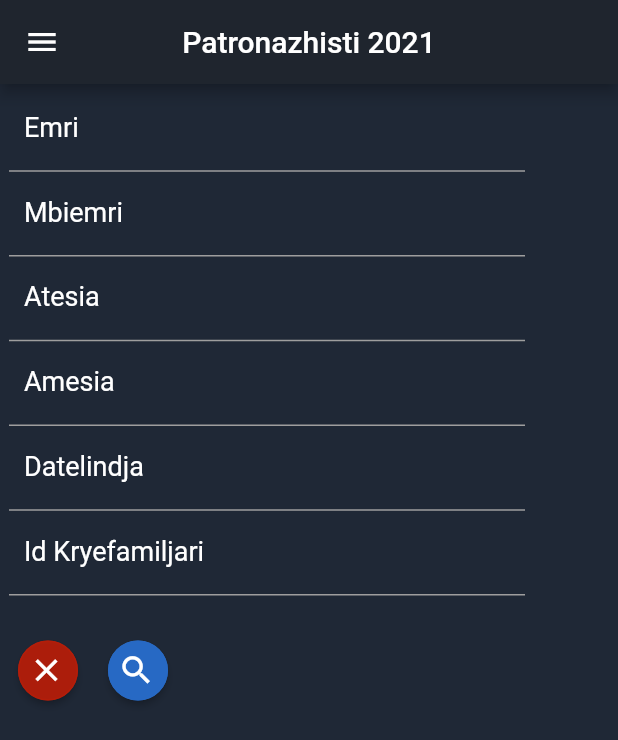
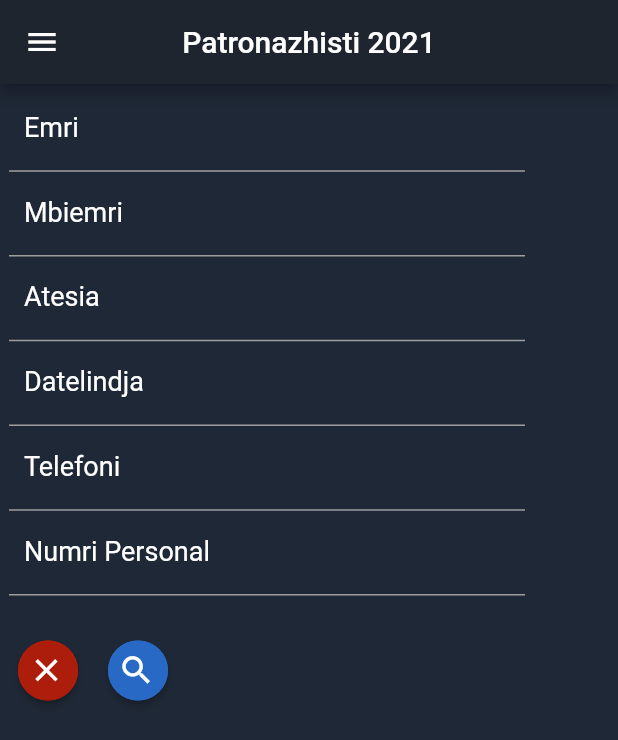
Before and after one commit to he1r/blade.ninja, a Flutter app: the CustomDrawer widget shown alone on an empty page, opened directly, after a tap on "Patronazhisti 2021", on a phone screen of 412 x 824 dp. Shown: the top 740 px of the screen. Run offline on Flutter 3.47's test engine with Material 2 defaults, Android fonts, the phone set to English and light mode, and no system bars.

Commit message:
Fixed navigation

```diff
--- a/lib/CustomDrawer.dart
+++ b/lib/CustomDrawer.dart
@@ -1,5 +1,7 @@
 import 'package:flutter/cupertino.dart';
 import 'package:flutter/material.dart';
+
+import 'UIMain.dart';
 
 class CustomDrawer extends StatelessWidget {
   @override
@@ -17,27 +19,46 @@ class CustomDrawer extends StatelessWidget {
             leading: const Icon(Icons.person),
             title: const Text("Gjendja Civile 2008"),
             onTap: () {
-              Navigator.pushNamed(context, '/0');
+              Navigator.push(context, MaterialPageRoute(
+                builder: (context) => UIMain(0),),
+              );
             },
           ),
           ListTile(
             leading: const Icon(Icons.person_add_alt),
             title: const Text("Patronazhisti 2021"),
             onTap: () {
-              Navigator.pushNamed(context, '/1');
+              Navigator.push(context, MaterialPageRoute(
+                builder: (context) => UIMain(1),),
+              );
             },
           ),
-          const ListTile(
-            leading: Icon(Icons.car_repair_rounded),
-            title: Text("Targat 2021"),
+          ListTile(
+            leading: const Icon(Icons.car_repair_rounded),
+            title: const Text("Targat 2021"),
+            onTap: () {
+              Navigator.push(context, MaterialPageRoute(
+                builder: (context) => UIMain(2),),
+              );
+            },
           ),
-          const ListTile(
-            leading: Icon(Icons.person_search_sharp),
-            title: Text("Targat + Patronazhisti 2021"),
+          ListTile(
+            leading: const Icon(Icons.person_search_sharp),
+            title: const Text("Targat + Patronazhisti 2021"),
+            onTap: () {
+              Navigator.push(context, MaterialPageRoute(
+                builder: (context) => UIMain(3),),
+              );
+            },
           ),
-          const ListTile(
-            leading: Icon(Icons.money),
-            title: Text("Rrogat Prill"),
+          ListTile(
+            leading: const Icon(Icons.money),
+            title: const Text("Rrogat Prill"),
+            onTap: () {
+              Navigator.push(context, MaterialPageRoute(
+                builder: (context) => UIMain(4),),
+              );
+            },
           ),
         ],
       ),
--- a/lib/UIMain.dart
+++ b/lib/UIMain.dart
@@ -9,6 +9,7 @@ class UIMain extends StatelessWidget {
   var fields;
   var controllers=[];
   var dbIndex=0;
+  var checkboxVal=0; // temporary
 
   UIMain(this.dbIndex, {Key? key}) : super(key: key) {
       fields = databazat[dbIndex][1];
@@ -23,7 +24,7 @@ class UIMain extends StatelessWidget {
       "db": dbIndex,
     };
     for (int i = 0; i < fields.length; i++) {
-      jsonData[fields[i][2].toString()]=[0, controllers[i].text];
+      jsonData[fields[i][2].toString()]=[fields[i][1]+checkboxVal, controllers[i].text];
     }
     print(jsonData);
     return jsonData;
--- a/lib/main.dart
+++ b/lib/main.dart
@@ -1,13 +1,15 @@
 import 'package:flutter/material.dart';
 import 'CustomDrawer.dart';
-import 'UIMain.dart';
 
+// [0] name as it should be shown in the text input
+// [1] default LIKE search boolean
+// [2] column name on database
 
-const databazat=[["Gjendja Civile 2008", [['Emri', 0, 'Emri'], ['Mbiemri', 0, 'Mbiemri'], ['Atesia', 0, 'Atesia'], ['Amesia', 0, 'Amesia'], ['Datelindja', 0, 'Datelindja'], ['Id Kryefamiljari', 0, 'Id Kryefamiljari']]],
-  ["Patronazhisti 2021", [['Emri', 0, 'Emri'], ['Mbiemri', 0, 'Mbiemri'], ['Atesia', 0, 'Atesia'], ['Amesia', 0, 'Amesia'], ['Datelindja', 0, 'Datelindja'], ['Id Kryefamiljari', 0, 'Id Kryefamiljari']]],
-  ["Targat 2021", [['Emri', 0, 'Emri'], ['Mbiemri', 0, 'Mbiemri'], ['Atesia', 0, 'Atesia'], ['Amesia', 0, 'Amesia'], ['Datelindja', 0, 'Datelindja'], ['Id Kryefamiljari', 0, 'Id Kryefamiljari']]],
-  ["Targat + Patronazhisti 2021", [['Emri', 0, 'Emri'], ['Mbiemri', 0, 'Mbiemri'], ['Atesia', 0, 'Atesia'], ['Amesia', 0, 'Amesia'], ['Datelindja', 0, 'Datelindja'], ['Id Kryefamiljari', 0, 'Id Kryefamiljari']]],
-  ["Rrogat Prill", [['Emri', 0, 'Emri'], ['Mbiemri', 0, 'Mbiemri'], ['Atesia', 0, 'Atesia'], ['Amesia', 0, 'Amesia'], ['Datelindja', 0, 'Datelindja'], ['Id Kryefamiljari', 0, 'Id Kryefamiljari']]],
+const databazat=[["Gjendja Civile 2008", [['Emri', 0, 'Emri'], ['Mbiemri', 0, 'Mbiemri'], ['Atesia', 0, 'Atesia'], ['Amesia', 0, 'Amesia'], ['Datelindja', 1, 'Datelindja'], ['Id Kryefamiljari', 0, 'Id Kryefamiljari']]],
+  ["Patronazhisti 2021", [['Emri', 0, 'Emri'], ['Mbiemri', 0, 'Mbiemri'], ['Atesia', 0, 'Atesia'], ['Datelindja', 1, 'Datelindja'], ['Telefoni', 1, 'Tel'], ['Numri Personal', 0, 'NID']]],
+  ["Targat 2021", [['Targa', 1, 'Targa'], ['Emri', 0, 'Emri'], ['Mbiemri', 0, 'Mbiemri'], ['ID Pronari', 0, 'ID Pronari']]],
+  ["Targat + Patronazhisti 2021", [['Targa', 1, 'Targa'], ['Emri', 0, 'Emri'], ['Mbiemri', 0, 'Mbiemri'], ['Telefoni', 1, "Tel"], ['ID Pronari', 0, 'ID Pronari']]],
+  ["Rrogat Prill", [['Emri', 0, 'Emri'], ['Mbiemri', 0, 'Mbiemri'], ['Numri Personal', 0, 'NID'], ['NIPT', 0, 'NIPT'], ['Subjekti', 1, 'Subjekti']]],
   ];
 
 
@@ -18,12 +20,6 @@ void main() {
       initialRoute: '/login',
       routes: {
         '/login': (context) => const HomeScreen(),
-        '/0': (context) => UIMain(0),
-        '/1': (context) => UIMain(1),
-        '/2': (context) => UIMain(1),
-        '/3': (context) => UIMain(1),
-        '/4': (context) => UIMain(1),
-        '/5': (context) => UIMain(1),
       },
     ),
   );
@@ -38,6 +34,7 @@ class HomeScreen extends StatelessWidget {
       drawer: CustomDrawer(),
       appBar: AppBar(
         title: const Text('DataBaza'),
+
       ),
     );
   }
```
